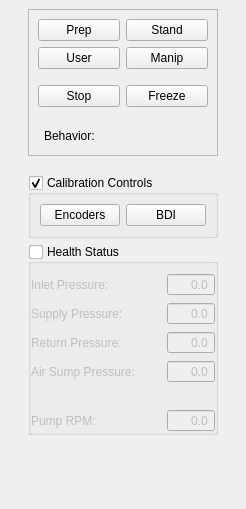
Before: the Qt Designer form software/ddapp/src/app/ddAtlasDriverPanel.ui in openhumanoids/oh-distro, drawn with Qt 5.
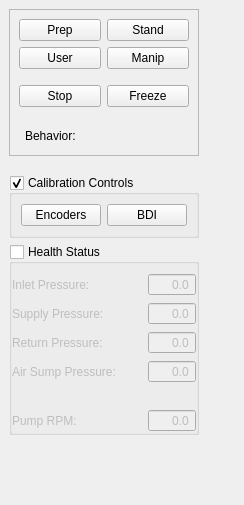
After: the same form once the commit is applied.

Commit message: add checkable toolbar buttons for all panels

Patch:
```diff
--- a/software/ddapp/src/app/ddAtlasDriverPanel.ui
+++ b/software/ddapp/src/app/ddAtlasDriverPanel.ui
@@ -6,8 +6,8 @@
    <rect>
     <x>0</x>
     <y>0</y>
-    <width>246</width>
-    <height>509</height>
+    <width>244</width>
+    <height>505</height>
    </rect>
   </property>
   <property name="windowTitle">
@@ -42,8 +42,8 @@
        <rect>
         <x>0</x>
         <y>0</y>
-        <width>246</width>
-        <height>509</height>
+        <width>244</width>
+        <height>505</height>
        </rect>
       </property>
       <layout class="QGridLayout" name="gridLayout_3">
@@ -53,7 +53,7 @@
        <property name="spacing">
         <number>0</number>
        </property>
-       <item row="0" column="1">
+       <item row="0" column="0">
         <widget class="QWidget" name="widget" native="true">
          <layout class="QVBoxLayout" name="verticalLayout_2">
           <item>
```
Left out of the diff: 17 changed lines with no effect on the pictures. The commit also changes 10 other files.
